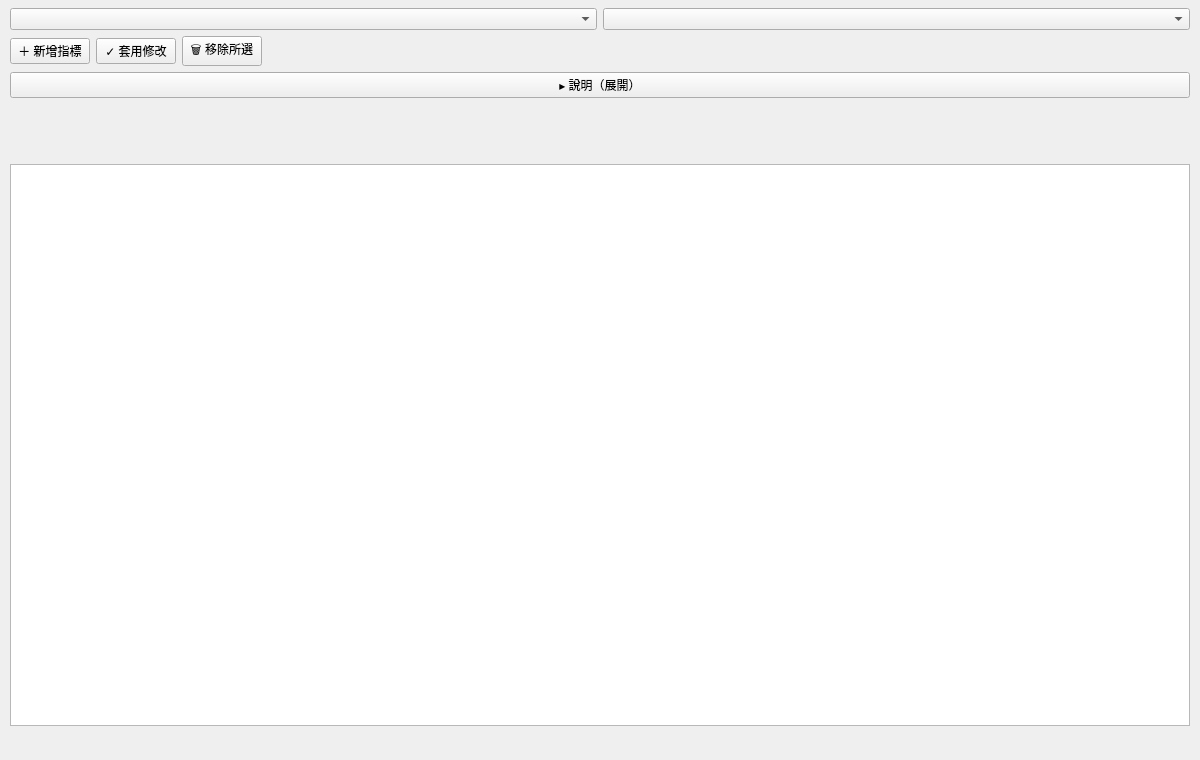
frankiecsy-lab/broker-client, file gateway/ui/indicators_page.ui: the form before one commit.
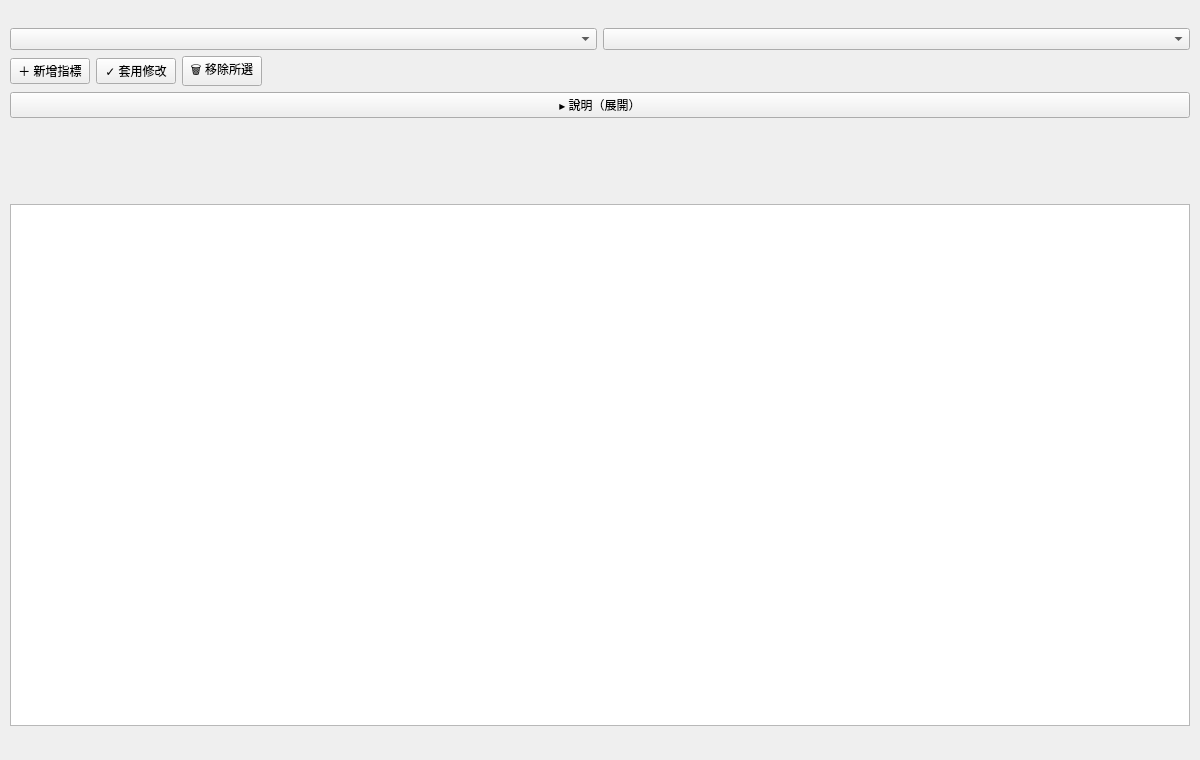
The form after the commit.

The edit to the form file:
```diff
--- a/gateway/ui/indicators_page.ui
+++ b/gateway/ui/indicators_page.ui
@@ -16,6 +16,18 @@
    <property name="rightMargin"><number>10</number></property>
    <property name="bottomMargin"><number>8</number></property>
    <property name="spacing"><number>6</number></property>
+   <!-- 頁級使用說明（文案屬 i18n → indicators_page.py _TEXT）：新增／套用修改／說明的流程 -->
+   <item>
+    <widget class="QLabel" name="ind_page_note">
+     <property name="sizePolicy">
+      <sizepolicy hsizetype="Expanding" vsizetype="Preferred">
+       <horstretch>0</horstretch><verstretch>0</verstretch>
+      </sizepolicy>
+     </property>
+     <property name="wordWrap"><bool>true</bool></property>
+     <property name="text"><string/></property>
+    </widget>
+   </item>
    <!-- 頂欄：類型 / 位置 combo。兩邊嘅內容全部屬資料（類型 = INDICATOR_DEFS、位置 = 該類型准入
         positions），由 indicators_page.py 即時填 → 呢度只留控件同排版 -->
    <item>
@@ -104,6 +116,13 @@
      </layout>
     </widget>
    </item>
+   <!-- 列表區備注：呢頁最容易誤會嘅係「詳情跟邊個」→ 一句講清（文案屬 i18n） -->
+   <item>
+    <widget class="QLabel" name="ind_table_note">
+     <property name="wordWrap"><bool>true</bool></property>
+     <property name="text"><string/></property>
+    </widget>
+   </item>
    <item>
     <widget class="QTableView" name="ind_table">
      <property name="sizePolicy">
```
